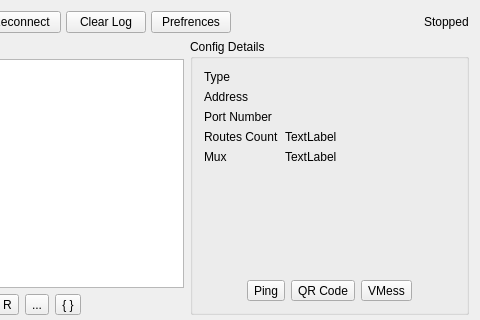
Qt form src/ui/w_MainWindow.ui (darsvador/qvssr) before a commit; both pictures show x 200 to 680 and y 0 to 320 of the 680 by 585 pixel window.
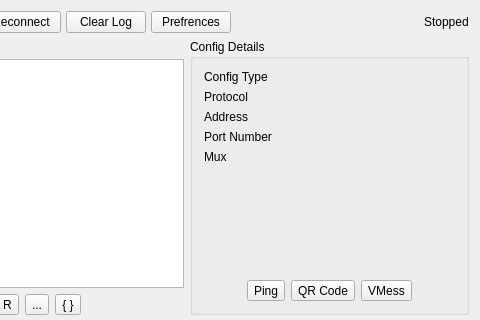
The same form after that commit. Icons and pictures are not drawn.

The edit to the form file:
```diff
--- a/src/ui/w_MainWindow.ui
+++ b/src/ui/w_MainWindow.ui
@@ -294,58 +294,58 @@
        <item>
         <layout class="QFormLayout" name="formLayout">
          <item row="0" column="0">
-          <widget class="QLabel" name="label_2">
+          <widget class="QLabel" name="label_4">
            <property name="text">
-            <string>Type</string>
+            <string>Config Type</string>
            </property>
           </widget>
          </item>
          <item row="0" column="1">
-          <widget class="QLabel" name="_OutBoundTypeLabel">
+          <widget class="QLabel" name="routeCountLabel">
            <property name="text">
             <string/>
            </property>
           </widget>
          </item>
          <item row="1" column="0">
+          <widget class="QLabel" name="label_2">
+           <property name="text">
+            <string>Protocol</string>
+           </property>
+          </widget>
+         </item>
+         <item row="1" column="1">
+          <widget class="QLabel" name="_OutBoundTypeLabel">
+           <property name="text">
+            <string/>
+           </property>
+          </widget>
+         </item>
+         <item row="2" column="0">
           <widget class="QLabel" name="label">
            <property name="text">
             <string>Address</string>
            </property>
           </widget>
          </item>
-         <item row="1" column="1">
+         <item row="2" column="1">
           <widget class="QLabel" name="_hostLabel">
            <property name="text">
             <string/>
            </property>
           </widget>
          </item>
-         <item row="2" column="0">
+         <item row="3" column="0">
           <widget class="QLabel" name="label_3">
            <property name="text">
             <string>Port Number</string>
            </property>
           </widget>
          </item>
-         <item row="2" column="1">
-          <widget class="QLabel" name="_portLabel">
-           <property name="text">
-            <string/>
-           </property>
-          </widget>
-         </item>
-         <item row="3" column="0">
-          <widget class="QLabel" name="label_4">
-           <property name="text">
-            <string>Routes Count</string>
-           </property>
-          </widget>
-         </item>
          <item row="3" column="1">
-          <widget class="QLabel" name="label_7">
+          <widget class="QLabel" name="_portLabel">
            <property name="text">
-            <string>TextLabel</string>
+            <string/>
            </property>
           </widget>
          </item>
@@ -359,7 +359,7 @@
          <item row="4" column="1">
           <widget class="QLabel" name="label_9">
            <property name="text">
-            <string>TextLabel</string>
+            <string/>
            </property>
           </widget>
          </item>
```
Left out of the diff: 2 changed lines with no effect on the pictures.
